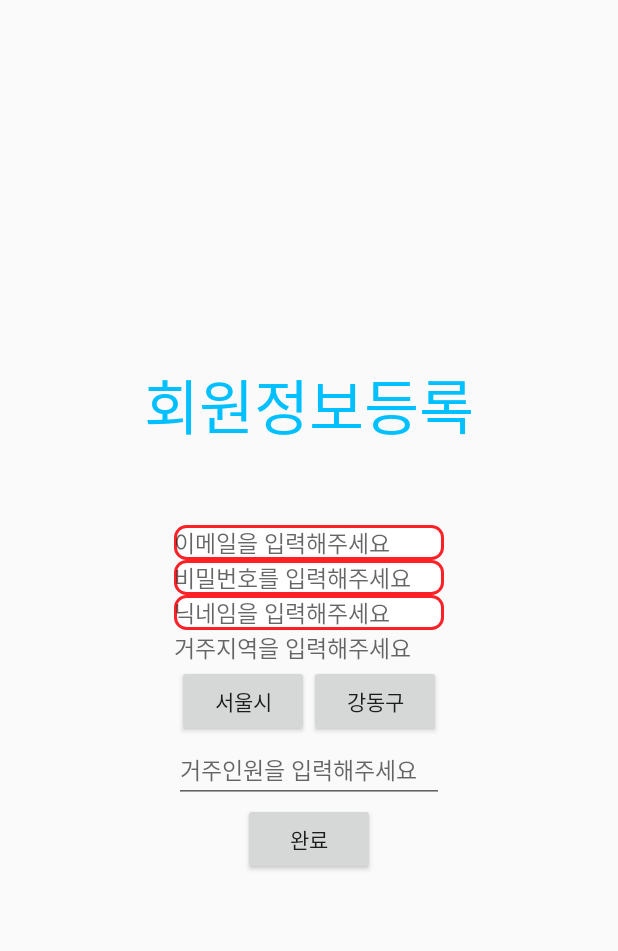
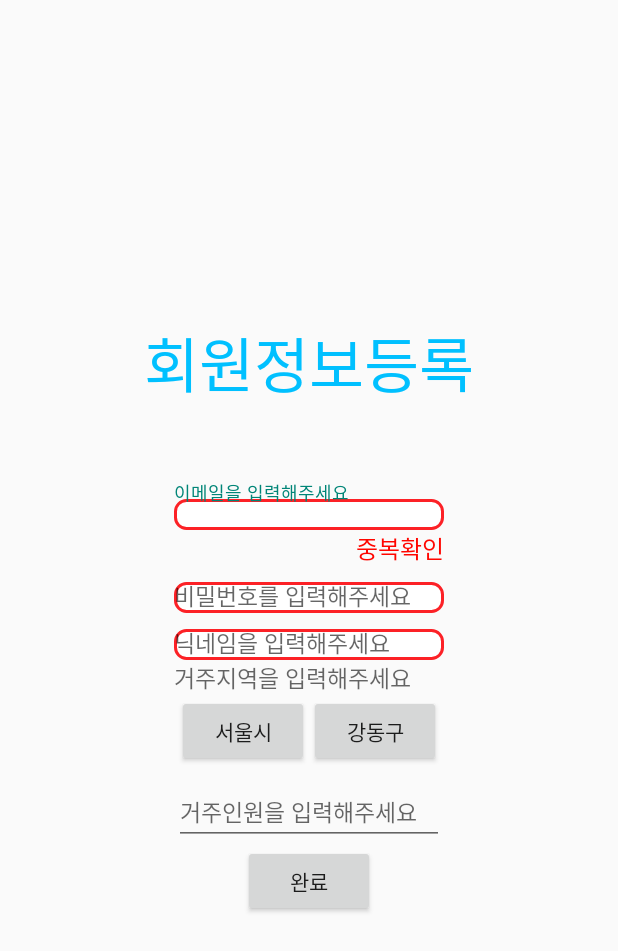
Before and after one commit to HwanIk/SaveWater, an Android app: the layout activity_sign_up.xml on its own in the app's theme, with its tools: preview values and no code run, on a phone screen of 412 x 824 dp. Shown: the top 951 px of the screen. Run offline under Robolectric (Android 15) with nearby library versions, the phone set to English and light mode, and no system bars; plain views replace MaterialEditText; Roboto replaces fonts that are not available here.

Commit message:
update_signup

```diff
--- a/app/build.gradle
+++ b/app/build.gradle
@@ -34,6 +34,7 @@ repositories {
 dependencies {
     compile fileTree(dir: 'libs', include: ['*.jar'])
     compile 'com.android.support:appcompat-v7:23.0.0'
+    compile 'com.android.support:design:22.2.0'
     compile 'com.rengwuxian.materialedittext:library:2.1.4'
     compile 'com.parse.bolts:bolts-android:1.+'
     compile fileTree(dir: 'libs', include: 'Parse-*.jar')
--- a/app/src/main/AndroidManifest.xml
+++ b/app/src/main/AndroidManifest.xml
@@ -59,10 +59,6 @@
             </intent-filter>
         </activity>
         <activity
-            android:name=".test"
-            android:label="@string/title_activity_test" >
-        </activity>
-        <activity
             android:name=".DetailAd"
             android:label="@string/title_activity_detail_ad" >
         </activity>
--- a/app/src/main/res/layout/activity_parsing_json.xml
+++ b/app/src/main/res/layout/activity_parsing_json.xml
@@ -25,5 +25,9 @@
             android:textSize="20sp"
             android:layout_width="wrap_content"
             android:layout_height="wrap_content" />
+        <ListView
+            android:id="@+id/lv"
+            android:layout_width="match_parent"
+            android:layout_height="wrap_content"></ListView>
     </LinearLayout>
 </LinearLayout>
--- a/app/src/main/res/layout/activity_sign_up.xml
+++ b/app/src/main/res/layout/activity_sign_up.xml
@@ -13,16 +13,41 @@
         android:text="회원정보등록"
         android:textColor="#00c0ff"
         android:textSize="40sp"/>
+    <LinearLayout
+        android:layout_width="180dp"
+        android:layout_height="wrap_content"
+        android:orientation="vertical">
+        <android.support.design.widget.TextInputLayout
+            android:id="@+id/input_layout_email"
+            android:layout_width="180dp"
+            android:layout_height="wrap_content">
             <com.rengwuxian.materialedittext.MaterialEditText
                 android:id="@+id/userEmail"
                 android:layout_width="180dp"
                 android:layout_height="wrap_content"
                 android:hint="이메일을 입력해주세요"
                 android:textSize="15sp"
+                android:inputType="textEmailAddress"
                 android:background="@drawable/edittext_bg"
+                android:singleLine="true"
+                android:nextFocusDown="@+id/textView2"
                 app:met_baseColor="#000000"
                 app:met_primaryColor="#0072ff"
                 app:met_textColorHint="#d8d8d8"/>
+        </android.support.design.widget.TextInputLayout>
+        <TextView
+            android:id="@+id/checkEmail"
+            android:layout_width="wrap_content"
+            android:layout_height="wrap_content"
+            android:layout_gravity="right"
+            android:textColor="#ff0600"
+            android:textSize="16sp"
+            android:text="중복확인" />
+    </LinearLayout>
+    <android.support.design.widget.TextInputLayout
+        android:id="@+id/input_layout_pwd"
+        android:layout_width="180dp"
+        android:layout_height="wrap_content">
         <com.rengwuxian.materialedittext.MaterialEditText
             android:id="@+id/userPwd"
             android:layout_width="180dp"
@@ -30,10 +55,17 @@
             android:hint="비밀번호를 입력해주세요"
             android:textSize="15sp"
             android:background="@drawable/edittext_bg"
+            android:singleLine="true"
+            android:nextFocusDown="@+id/textView2"
             app:met_baseColor="#000000"
             app:met_primaryColor="#0056d3"
             app:met_textColorHint="#d8d8d8"
             android:password="true"/>
+    </android.support.design.widget.TextInputLayout>
+    <android.support.design.widget.TextInputLayout
+        android:id="@+id/input_layout_nName"
+        android:layout_width="180dp"
+        android:layout_height="wrap_content">
         <com.rengwuxian.materialedittext.MaterialEditText
             android:id="@+id/userNickName"
             android:layout_width="180dp"
@@ -41,9 +73,12 @@
             android:hint="닉네임을 입력해주세요"
             android:textSize="15sp"
             android:background="@drawable/edittext_bg"
+            android:singleLine="true"
+            android:nextFocusDown="@+id/textView2"
             app:met_baseColor="#000000"
             app:met_primaryColor="#0072ff"
             app:met_textColorHint="#d8d8d8"/>
+    </android.support.design.widget.TextInputLayout>
     <TextView
         android:id="@+id/userAddress"
         android:layout_width="180dp"
@@ -67,6 +102,10 @@
             android:text="강동구"
             android:onClick="choiceDistrict"/>
     </LinearLayout>
+    <android.support.design.widget.TextInputLayout
+        android:id="@+id/input_layout_fNum"
+        android:layout_width="180dp"
+        android:layout_height="wrap_content">
         <com.rengwuxian.materialedittext.MaterialEditText
             android:id="@+id/userFamilyMember"
             android:layout_width="180dp"
@@ -76,6 +115,7 @@
             app:met_baseColor="#000000"
             app:met_primaryColor="#0072ff"
             app:met_textColorHint="#d8d8d8"/>
+    </android.support.design.widget.TextInputLayout>
     <Button
         android:id="@+id/btnSignUp"
         android:layout_width="wrap_content"
--- a/app/src/main/res/values/strings.xml
+++ b/app/src/main/res/values/strings.xml
@@ -12,4 +12,9 @@
     <string name="title_activity_splash">Splash</string>
     <string name="title_activity_test">test</string>
     <string name="title_activity_detail_ad">DetailAd</string>
+    <string name="title_activity_main2">Main2Activity</string>
+    <string name="err_msg_email">잘못된 이메일 형식입니다</string>
+    <string name="err_msg_name">닉네임을 입력해주세요</string>
+    <string name="err_msg_pwd">비밀번호를 입력해주세요</string>
+    <string name="err_msg_fNum">거주인원을 입력해주세요</string>
 </resources>
```
Also changed, not shown: app/src/main/java/com/example/hwanik/water/MainActivity.java (+4 -3 lines), app/src/main/java/com/example/hwanik/water/SignUp.java (+134 -2 lines), app/src/main/java/com/example/hwanik/water/ViewHolder.java (added, +17 -0 lines), app/src/main/java/com/example/hwanik/water/parsingJson.java (+80 -5 lines), app/src/main/res/layout/list_item.xml (added, +37 -0 lines), app/src/main/res/drawable/n1.png (added), app/src/main/res/drawable/n2.png (added), app/src/main/res/drawable/n3.png (added), app/src/main/res/drawable/n4.png (added), app/src/main/res/drawable/n5.png (added), app/src/main/res/drawable/n6.png (added), 1 other file. Lines whose indentation alone changed are shown as unchanged.
